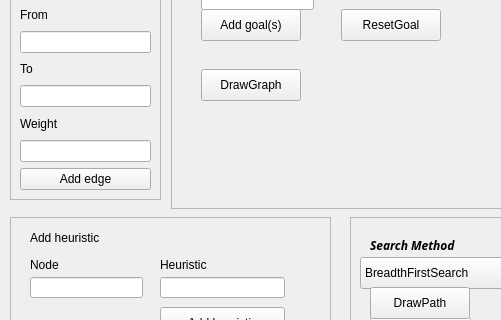
First picture: the form in src/WelcomeScreen.ui, repository KarimAshraf21/ai-project, before the edit; both pictures show x 0 to 501 and y 163 to 483 of the 928 by 732 pixel window.
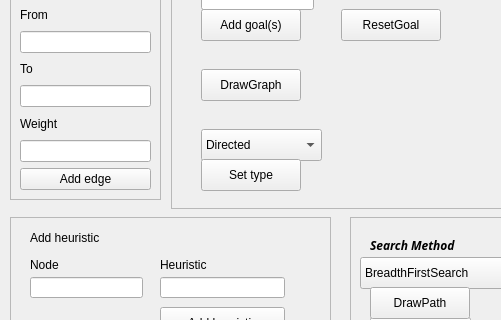
Second picture: the form after the edit.

Patch:
```diff
--- a/src/WelcomeScreen.ui
+++ b/src/WelcomeScreen.ui
@@ -192,6 +192,39 @@
       <string>ResetGoal</string>
      </property>
     </widget>
+    <widget class="QComboBox" name="DirectionBox">
+     <property name="geometry">
+      <rect>
+       <x>30</x>
+       <y>280</y>
+       <width>121</width>
+       <height>32</height>
+      </rect>
+     </property>
+     <item>
+      <property name="text">
+       <string>Directed</string>
+      </property>
+     </item>
+     <item>
+      <property name="text">
+       <string>UnDirected</string>
+      </property>
+     </item>
+    </widget>
+    <widget class="QPushButton" name="SetTypeButton">
+     <property name="geometry">
+      <rect>
+       <x>30</x>
+       <y>310</y>
+       <width>100</width>
+       <height>32</height>
+      </rect>
+     </property>
+     <property name="text">
+      <string>Set type</string>
+     </property>
+    </widget>
     <zorder>AddGoalsButton</zorder>
     <zorder>StartNodeBox</zorder>
     <zorder>GoalNodeBox</zorder>
```
Left out of the diff: 4 changed lines with no effect on the pictures.
